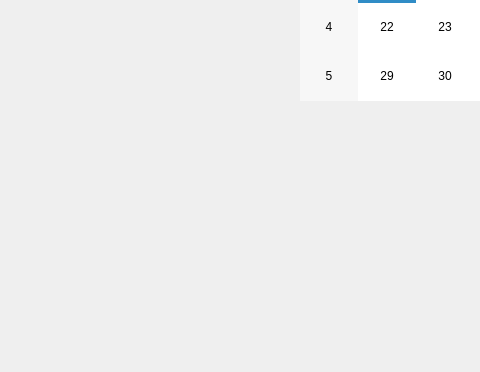
First picture: the form in project/CCC_Cute_Cpp_Calendar/gui/mainwindow.ui, repository GrayNeel/Calendary-and-ToDo-List, before the edit; both pictures show x 290 to 770 and y 299 to 671 of the 1061 by 671 pixel window.
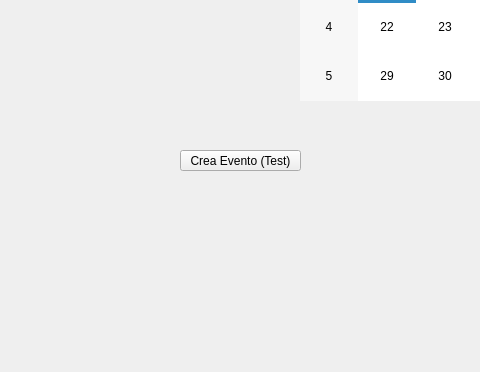
Second picture: the form after the edit.

Commit message: feat: added test buttons for event dialog

Patch:
```diff
--- a/project/CCC_Cute_Cpp_Calendar/gui/mainwindow.ui
+++ b/project/CCC_Cute_Cpp_Calendar/gui/mainwindow.ui
@@ -68,6 +68,19 @@
      </rect>
     </property>
    </widget>
+   <widget class="QPushButton" name="pushButton">
+    <property name="geometry">
+     <rect>
+      <x>470</x>
+      <y>430</y>
+      <width>121</width>
+      <height>21</height>
+     </rect>
+    </property>
+    <property name="text">
+     <string>Crea Evento (Test)</string>
+    </property>
+   </widget>
   </widget>
   <widget class="QMenuBar" name="menubar">
    <property name="geometry">
```
The commit also changes 7 other files.
